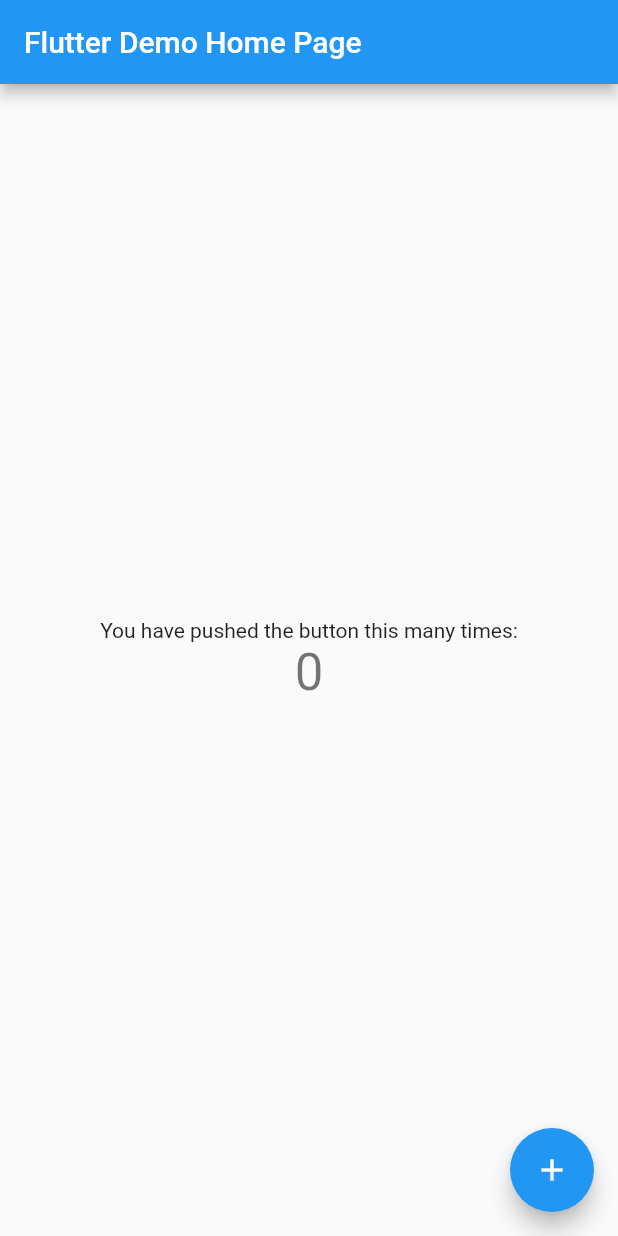
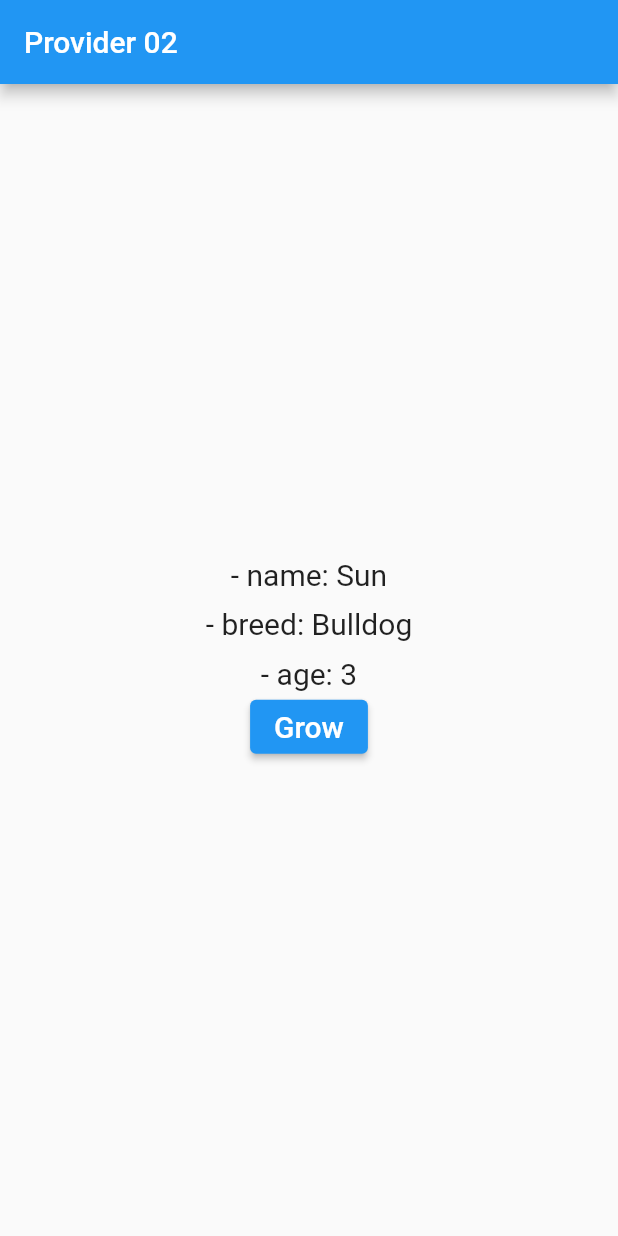
Before and after one commit to victorfmarques/provider_overview_02, a Flutter app: the screen it shows after launch, on a phone screen of 412 x 824 dp. Run offline on Flutter 3.47's test engine with Material 2 defaults, Android fonts, the phone set to English and light mode, and no system bars.

Commit message:
Implementing Provider based on Dog class

```diff
--- a/lib/main.dart
+++ b/lib/main.dart
@@ -1,4 +1,8 @@
+// ignore_for_file: prefer_const_constructors, prefer_const_literals_to_create_immutables
+
 import 'package:flutter/material.dart';
+import 'package:provider/provider.dart';
+import 'package:provider_overview_02/models/dog.dart';
 
 void main() {
   runApp(const MyApp());
@@ -10,106 +14,88 @@
   // This widget is the root of your application.
   @override
   Widget build(BuildContext context) {
-    return MaterialApp(
-      title: 'Flutter Demo',
-      theme: ThemeData(
-        // This is the theme of your application.
-        //
-        // Try running your application with "flutter run". You'll see the
-        // application has a blue toolbar. Then, without quitting the app, try
-        // changing the primarySwatch below to Colors.green and then invoke
-        // "hot reload" (press "r" in the console where you ran "flutter run",
-        // or simply save your changes to "hot reload" in a Flutter IDE).
-        // Notice that the counter didn't reset back to zero; the application
-        // is not restarted.
-        primarySwatch: Colors.blue,
+    return Provider<Dog>(
+      create: (context) => Dog(name: 'Sun', breed: 'Bulldog', age: 3),
+      child: MaterialApp(
+        title: 'Provider 02',
+        debugShowCheckedModeBanner: false,
+        theme: ThemeData(
+          primarySwatch: Colors.blue,
+        ),
+        home: const MyHomePage(),
       ),
-      home: const MyHomePage(title: 'Flutter Demo Home Page'),
     );
   }
 }
 
-class MyHomePage extends StatefulWidget {
-  const MyHomePage({Key? key, required this.title}) : super(key: key);
-
-  // This widget is the home page of your application. It is stateful, meaning
-  // that it has a State object (defined below) that contains fields that affect
-  // how it looks.
-
-  // This class is the configuration for the state. It holds the values (in this
-  // case the title) provided by the parent (in this case the App widget) and
-  // used by the build method of the State. Fields in a Widget subclass are
-  // always marked "final".
-
-  final String title;
-
-  @override
-  State<MyHomePage> createState() => _MyHomePageState();
-}
-
-class _MyHomePageState extends State<MyHomePage> {
-  int _counter = 0;
-
-  void _incrementCounter() {
-    setState(() {
-      // This call to setState tells the Flutter framework that something has
-      // changed in this State, which causes it to rerun the build method below
-      // so that the display can reflect the updated values. If we changed
-      // _counter without calling setState(), then the build method would not be
-      // called again, and so nothing would appear to happen.
-      _counter++;
-    });
-  }
+class MyHomePage extends StatelessWidget {
+  const MyHomePage({
+    Key? key,
+  }) : super(key: key);
 
   @override
   Widget build(BuildContext context) {
-    // This method is rerun every time setState is called, for instance as done
-    // by the _incrementCounter method above.
-    //
-    // The Flutter framework has been optimized to make rerunning build methods
-    // fast, so that you can just rebuild anything that needs updating rather
-    // than having to individually change instances of widgets.
     return Scaffold(
       appBar: AppBar(
-        // Here we take the value from the MyHomePage object that was created by
-        // the App.build method, and use it to set our appbar title.
-        title: Text(widget.title),
+        title: const Text("Provider 02"),
       ),
       body: Center(
-        // Center is a layout widget. It takes a single child and positions it
-        // in the middle of the parent.
         child: Column(
-          // Column is also a layout widget. It takes a list of children and
-          // arranges them vertically. By default, it sizes itself to fit its
-          // children horizontally, and tries to be as tall as its parent.
-          //
-          // Invoke "debug painting" (press "p" in the console, choose the
-          // "Toggle Debug Paint" action from the Flutter Inspector in Android
-          // Studio, or the "Toggle Debug Paint" command in Visual Studio Code)
-          // to see the wireframe for each widget.
-          //
-          // Column has various properties to control how it sizes itself and
-          // how it positions its children. Here we use mainAxisAlignment to
-          // center the children vertically; the main axis here is the vertical
-          // axis because Columns are vertical (the cross axis would be
-          // horizontal).
           mainAxisAlignment: MainAxisAlignment.center,
+          mainAxisSize: MainAxisSize.min,
           children: <Widget>[
-            const Text(
-              'You have pushed the button this many times:',
+            Text(
+              '- name: ${Provider.of<Dog>(context).name}',
+              style: const TextStyle(fontSize: 20.0),
             ),
-            Text(
-              '$_counter',
-              style: Theme.of(context).textTheme.headline4,
+            SizedBox(
+              height: 10.0,
             ),
+            BreedAndAge(),
           ],
         ),
       ),
-      floatingActionButton: FloatingActionButton(
-        onPressed: _incrementCounter,
-        tooltip: 'Increment',
-        child: const Icon(Icons.add),
-      ), // This trailing comma makes auto-formatting nicer for build methods.
     );
   }
 }
+
+class BreedAndAge extends StatelessWidget {
+  const BreedAndAge({Key? key}) : super(key: key);
+
+  @override
+  Widget build(BuildContext context) {
+    return Column(
+      children: [
+        Text('- breed: ${Provider.of<Dog>(context).breed}',
+            style: TextStyle(fontSize: 20.0)),
+        SizedBox(
+          height: 10.0,
+        ),
+        Age(),
+      ],
+    );
+  }
+}
+
+class Age extends StatelessWidget {
+  const Age({Key? key}) : super(key: key);
+
+  @override
+  Widget build(BuildContext context) {
+    return Column(
+      children: [
+        Text(
+          '- age: ${Provider.of<Dog>(context).age}',
+          style: TextStyle(fontSize: 20.0),
+        ),
+        ElevatedButton(
+          onPressed: () => Provider.of<Dog>(context, listen: false).grow(),
+          child: Text(
+            'Grow',
+            style: TextStyle(fontSize: 20),
+          ),
+        ),
+      ],
+    );
+  }
+}
--- /dev/null
+++ b/lib/models/dog.dart
@@ -0,0 +1,17 @@
+// ignore_for_file: public_member_api_docs, sort_constructors_first
+class Dog {
+  final String name;
+  final String breed;
+  int age;
+
+  Dog({
+    required this.name,
+    required this.breed,
+    this.age = 1,
+  });
+
+  grow() {
+    age++;
+    print(age);
+  }
+}
--- a/pubspec.yaml
+++ b/pubspec.yaml
@@ -29,6 +29,8 @@
 dependencies:
   flutter:
     sdk: flutter
+
+  provider: ^6.0.1
 
 
   # The following adds the Cupertino Icons font to your application.
```
Also changed, not shown: pubspec.lock.
